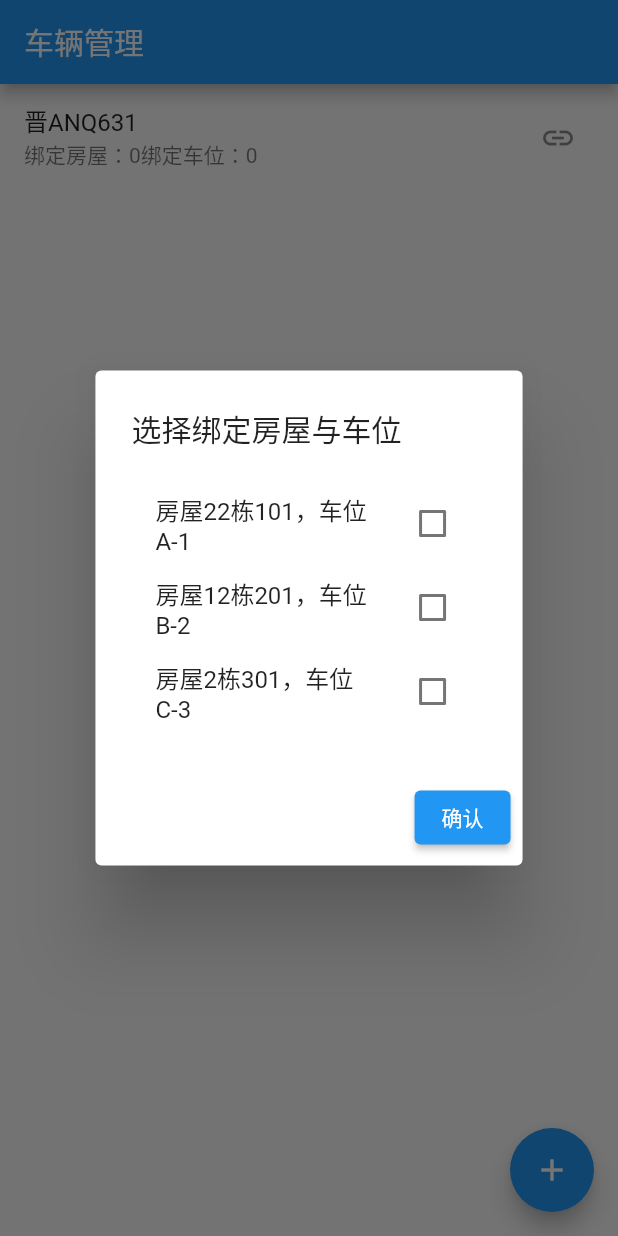
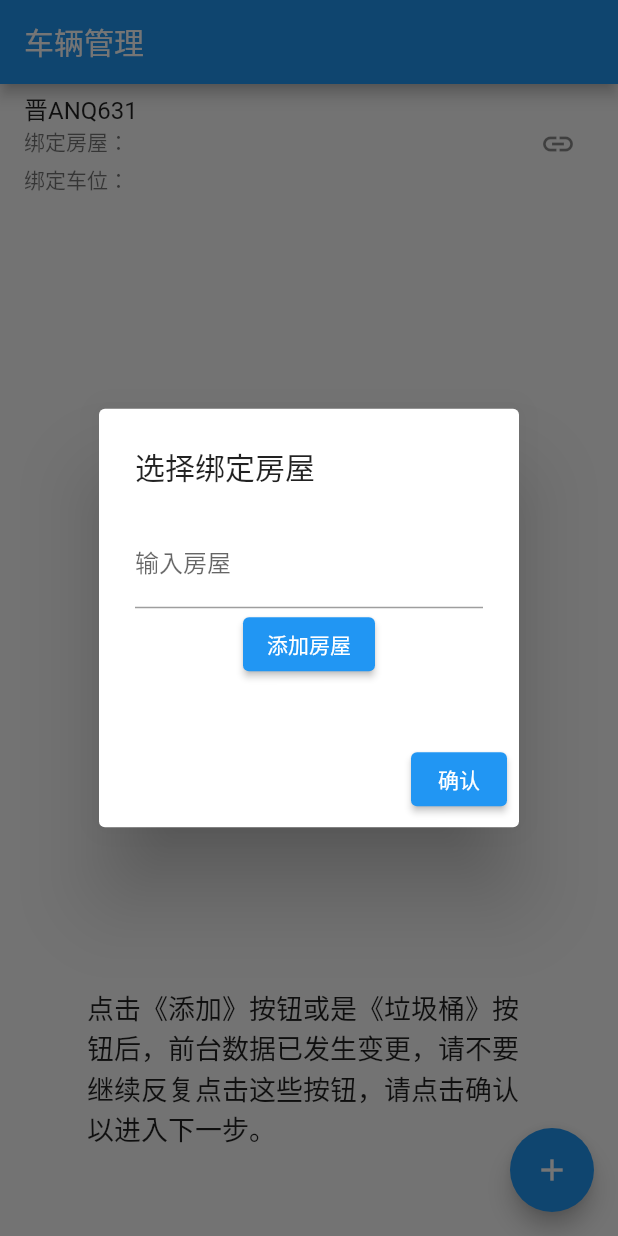
Before and after one commit to Niggling/SmartCommunity, a Flutter app: the VehicleManagementPage screen opened directly, after a tap on the "link" icon, on a phone screen of 412 x 824 dp. Run offline on Flutter 3.47's test engine with Material 2 defaults, Android fonts, the phone set to English and light mode, and no system bars; our stand-ins replace dio, image_picker, video_player; missing offline and left inert: mysql1.

Commit message:
车辆管理bug修复1

```diff
--- a/lib/usercar.dart
+++ b/lib/usercar.dart
@@ -2,12 +2,14 @@ import 'package:flutter/material.dart';
 
 class Vehicle {
   String licensePlate;
+  List<House> selectedHouses; // 记录每辆车的绑定房屋信息
+  List<ParkingSpace> selectedParkingSpaces; // 记录每辆车的绑定车位信息
 
-  Vehicle(this.licensePlate);
+  Vehicle(this.licensePlate, this.selectedHouses, this.selectedParkingSpaces);
 }
 
 class ParkingSpace {
-  int spaceNumber;
+  String spaceNumber;
 
   ParkingSpace(this.spaceNumber);
 }
@@ -28,50 +30,46 @@ class _VehicleManagementPageState extends State<VehicleManagementPage> {
   List<ParkingSpace> parkingSpaces = [];
   List<House> houses = [];
 
-  List<House> selectedHouses = [];
-  List<ParkingSpace> selectedParkingSpaces = [];
+  TextEditingController houseController = TextEditingController();
+  TextEditingController parkingSpaceController = TextEditingController();
+
   @override
   void initState() {
     super.initState();
     // 初始化车辆、车位、房屋数据
     vehicles = [
-      Vehicle("晋ANQ631")
+      Vehicle("晋ANQ631", [], []),
     ];
     parkingSpaces = [
-      ParkingSpace(1),
-      ParkingSpace(2),
+      ParkingSpace("A-1"),
+      ParkingSpace("A-2"),
     ];
-    houses = [
-      House('房屋22栋101，车位A-1'),
-      House('房屋12栋201，车位B-2'),
-      House('房屋2栋301，车位C-3'),
-    ];
+    houses = [];
   }
 
   void addVehicle() {
     showDialog(
       context: context,
       builder: (BuildContext context) {
-          TextEditingController _licenseplate = TextEditingController();
+        TextEditingController licensePlateController = TextEditingController();
         return AlertDialog(
           title: Text('添加车辆'),
           content: SingleChildScrollView(
             child: TextField(
-                controller: _licenseplate,
+              controller: licensePlateController,
               autofocus: true,
               decoration: const InputDecoration(
                 labelText: "添加车辆",
                 hintText: "车牌号",
-                    prefixIcon: Icon(Icons.air)
+                prefixIcon: Icon(Icons.air),
               ),
-
             ),
           ),
           actions: [
             ElevatedButton(
               onPressed: () {
                 setState(() {
-                    vehicles.add(Vehicle(_licenseplate.text));
+                  vehicles.add(Vehicle(licensePlateController.text, [], [])); // 每辆车单独拥有绑定房屋和车位信息的空列表
                 });
                 Navigator.of(context).pop();
               },
@@ -79,7 +77,7 @@ class _VehicleManagementPageState extends State<VehicleManagementPage> {
             ),
           ],
         );
-        }
+      },
     );
   }
 
@@ -88,35 +86,117 @@ class _VehicleManagementPageState extends State<VehicleManagementPage> {
       context: context,
       builder: (BuildContext context) {
         return AlertDialog(
-          title: Text('选择绑定房屋与车位'),
+          title: Text('选择绑定房屋'),
           content: SingleChildScrollView(
             child: Column(
-              children: houses
-                  .map(
-                    (house) =>
-                    CheckboxListTile(
-                      title: Text(house.houseNumber),
-                      value: selectedHouses.contains(house),
-                      onChanged: (bool? value) {
+              children: [
+                TextField(
+                  controller: houseController,
+                  decoration: InputDecoration(
+                    labelText: '输入房屋',
+                  ),
+                ),
+                ElevatedButton(
+                  onPressed: () {
                     setState(() {
-                          if (value == true) {
-                            selectedHouses.add(house);
-                          } else {
-                            selectedHouses.remove(house);
+                      if(houseController.text.isNotEmpty)
+                        {
+                      House house = House(houseController.text);
+                      vehicle.selectedHouses.add(house); // 将输入的房屋添加到当前车辆的绑定房屋列表中
+                      houseController.clear(); // 清空输入框
                         }
                     });
                   },
+                  child: Text('添加房屋'),
+                ),
+                SizedBox(height: 10),
+                Column(
+                  children: vehicle.selectedHouses
+                      .map(
+                        (house) => ListTile(
+                      title: Text(house.houseNumber),
+                      trailing: IconButton(
+                        icon: Icon(Icons.delete),
+                        onPressed: () {
+                          setState(() {
+                            vehicle.selectedHouses.remove(house); // 从当前车辆的绑定房屋列表中移除选中的房屋
+                          });
+                        },
+                      ),
                     ),
                   )
                       .toList(),
+                ),
+              ],
             ),
           ),
           actions: [
             ElevatedButton(
               onPressed: () {
-                // 将选中的房屋与车辆进行绑定
-                // 可根据业务需求进行后续处理，比如保存绑定关系到数据库等
                 Navigator.of(context).pop();
+                showDialog(
+                  context: context,
+                  builder: (BuildContext context) {
+                    return AlertDialog(
+                      title: Text('选择绑定车位'),
+                      content: SingleChildScrollView(
+                        child: Column(
+                          children: [
+                            TextField(
+                              controller: parkingSpaceController,
+                              decoration: InputDecoration(
+                                labelText: '输入车位',
+                              ),
+                            ),
+                            ElevatedButton(
+                              onPressed: () {
+                                setState(() {
+                                  ParkingSpace space =
+                                  ParkingSpace(parkingSpaceController.text);
+                                  vehicle.selectedParkingSpaces.add(space); // 将输入的车位添加到当前车辆的绑定车位列表中
+                                  parkingSpaceController.clear(); // 清空输入框
+                                });
+                              },
+                              child: Text('添加车位'),
+                            ),
+                            SizedBox(height: 10),
+                            Column(
+                              children: vehicle.selectedParkingSpaces
+                                  .map(
+                                    (space) => ListTile(
+                                  title: Text('车位${space.spaceNumber}'),
+                                  trailing: IconButton(
+                                    icon: Icon(Icons.delete),
+                                    onPressed: () {
+                                      setState(() {
+                                        vehicle.selectedParkingSpaces
+                                            .remove(space); // 从当前车辆的绑定车位列表中移除选中的车位
+                                      });
+                                    },
+                                  ),
+                                ),
+                              )
+                                  .toList(),
+                            ),
+                          ],
+                        ),
+                      ),
+                      actions: [
+                        ElevatedButton(
+                          onPressed: () {
+                            final snackBar = SnackBar(
+                              content: Text('车辆绑定信息已上传至物业端审核。'),
+                              duration: Duration(seconds: 3),
+                            );
+                            ScaffoldMessenger.of(context).showSnackBar(snackBar);
+                            Navigator.of(context).pop();
+                          },
+                          child: Text('上传审核'),
+                        ),
+                      ],
+                    );
+                  },
+                );
               },
               child: Text('确认'),
             ),
@@ -132,14 +212,35 @@ class _VehicleManagementPageState extends State<VehicleManagementPage> {
       appBar: AppBar(
         title: Text('车辆管理'),
       ),
-      body: ListView.builder(
+      body: Column(
+        children: [
+          Expanded(
+            child: ListView.builder(
               itemCount: vehicles.length,
               itemBuilder: (BuildContext context, int index) {
-
                 Vehicle vehicle = vehicles[index];
                 return ListTile(
                   title: Text(vehicle.licensePlate),
-              subtitle: Text('绑定房屋：${selectedHouses.length}绑定车位：${selectedHouses.length}'),
+                  subtitle: Column(
+                    crossAxisAlignment: CrossAxisAlignment.start,
+                    children: [
+                      Text('绑定房屋：'),
+                      Column(
+                        crossAxisAlignment: CrossAxisAlignment.start,
+                        children: vehicle.selectedHouses.map((house) {
+                          return Text(house.houseNumber);
+                        }).toList(),
+                      ),
+                      SizedBox(height: 4),
+                      Text('绑定车位：'),
+                      Column(
+                        crossAxisAlignment: CrossAxisAlignment.start,
+                        children: vehicle.selectedParkingSpaces.map((space) {
+                          return Text('车位${space.spaceNumber}');
+                        }).toList(),
+                      ),
+                    ],
+                  ),
                   trailing: IconButton(
                     icon: Icon(Icons.link),
                     onPressed: () {
@@ -147,21 +248,32 @@ class _VehicleManagementPageState extends State<VehicleManagementPage> {
                     },
                   ),
                 );
-          }
-
+              },
             ),
-      floatingActionButton: FloatingActionButton( //悬浮按钮
+          ),
+          Container(
+            padding: EdgeInsets.all(58.0),
+            child: Text(
+              '点击《添加》按钮或是《垃圾桶》按钮后，前台数据已发生变更，请不要继续反复点击这些按钮，请点击确认以进入下一步。',
+              style: TextStyle(fontSize: 18.0),
+            ),
+          ),
+        ],
+      ),
+      floatingActionButton: FloatingActionButton(
         child: const Icon(Icons.add),
-          onPressed:(){addVehicle();}
+        onPressed: () {
+          addVehicle();
+        },
       ),
-
     );
   }
 }
 
-
   void main() {
-  runApp(MaterialApp(
+  runApp(
+    MaterialApp(
       home: VehicleManagementPage(),
-  ));
+    ),
+  );
 }
```
Lines whose indentation alone changed are shown as unchanged.
